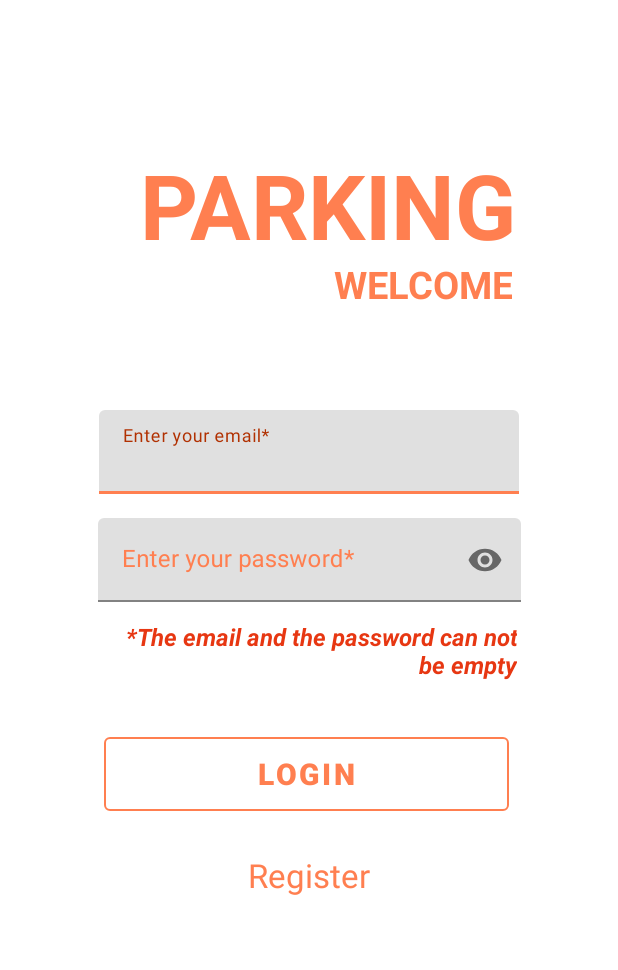
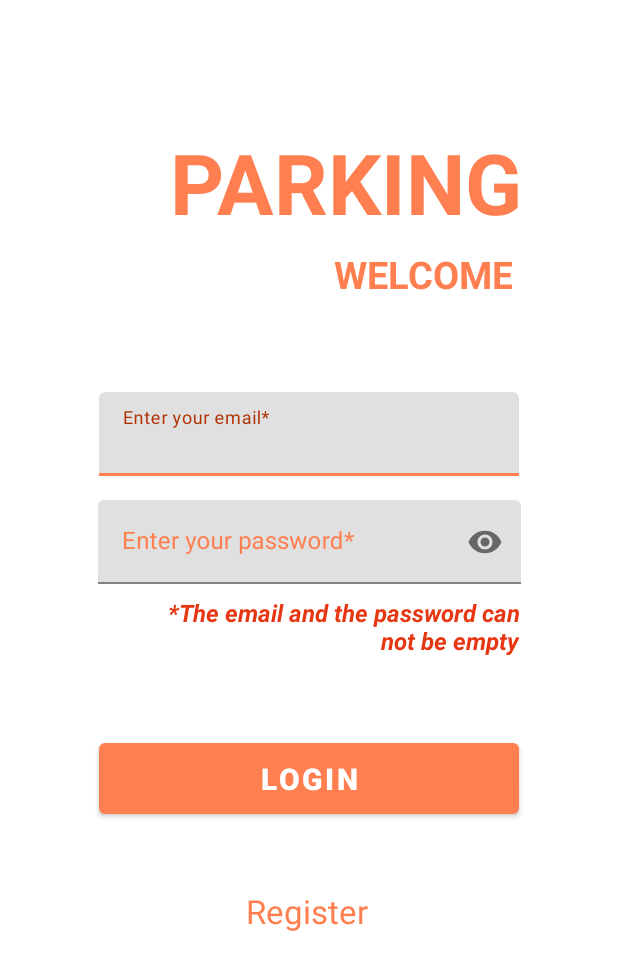
Before and after one commit to AitorSarasola/com.lksnext.ParkingASarasola, an Android app: the screen it shows after launch (LoginActivity), after a tap on "LOGIN", on a phone screen of 412 x 824 dp. Shown: the top 970 px of the screen. Run offline under Robolectric (Android 15) with nearby library versions, the phone set to English and light mode, and no system bars.

Commit message:
Errors Fixed

```diff
--- a/app/src/main/java/com/lksnext/parkingplantilla/domain/Reserva.java
+++ b/app/src/main/java/com/lksnext/parkingplantilla/domain/Reserva.java
@@ -2,7 +2,9 @@ package com.lksnext.parkingplantilla.domain;
 
 public class Reserva {
 
-    String fecha, usuario, id;
+    String fecha;
+    String usuario;
+    String id;
 
     Plaza plaza;
 
--- a/app/src/main/java/com/lksnext/parkingplantilla/viewmodel/LoginViewModel.java
+++ b/app/src/main/java/com/lksnext/parkingplantilla/viewmodel/LoginViewModel.java
@@ -18,7 +18,7 @@ public class LoginViewModel extends ViewModel {
 
     public String loginUser(String email, String password) {
         //Clase para comprobar si los datos de inicio de sesión son correctos o no
-        String e = DataRepository.getInstance().login(email, password, new Callback() {
+        return DataRepository.getInstance().login(email, password, new Callback() {
             //En caso de que el login sea correcto, que se hace
             @Override
             public void onSuccess() {
@@ -33,6 +33,5 @@ public class LoginViewModel extends ViewModel {
                 logged.setValue(Boolean.FALSE);
             }
         });
-        return e;
     }
 }
--- a/app/src/main/res/layout/activity_login.xml
+++ b/app/src/main/res/layout/activity_login.xml
@@ -9,16 +9,14 @@
 
     <Button
         android:id="@+id/loginButton"
-        style="?attr/materialButtonOutlinedStyle"
-        android:layout_width="270dp"
-        android:layout_height="61dp"
-        android:layout_marginTop="84dp"
-        android:text="Login"
+        android:layout_width="280dp"
+        android:layout_height="59dp"
+        android:layout_marginTop="100dp"
+        android:text="LOGIN"
         android:textAllCaps="true"
         android:textSize="20sp"
         android:textStyle="bold"
         app:layout_constraintEnd_toEndOf="parent"
-        app:layout_constraintHorizontal_bias="0.489"
         app:layout_constraintStart_toStartOf="parent"
         app:layout_constraintTop_toBottomOf="@+id/password"
         app:strokeColor="@color/orange" />
@@ -33,15 +31,16 @@
         android:orientation="horizontal"
         app:layout_constraintBottom_toBottomOf="parent"
         app:layout_constraintEnd_toEndOf="parent"
+        app:layout_constraintHorizontal_bias="0.489"
         app:layout_constraintStart_toStartOf="parent"
         app:layout_constraintTop_toBottomOf="@+id/loginButton"
-        app:layout_constraintVertical_bias="0.0">
+        app:layout_constraintVertical_bias="0.23">
 
         <TextView
             android:id="@+id/createAccount"
             android:layout_width="match_parent"
             android:layout_height="wrap_content"
-            android:layout_marginTop="10dp"
+            android:layout_marginTop="8dp"
             android:text="Register"
             android:textAlignment="center"
             android:textAllCaps="false"
@@ -59,14 +58,14 @@
         android:id="@+id/title"
         android:layout_width="282dp"
         android:layout_height="77dp"
-        android:layout_marginTop="96dp"
+        android:layout_marginTop="84dp"
         android:text="PARKING"
         android:textAlignment="textEnd"
         android:textColor="@color/orange"
-        android:textSize="60sp"
+        android:textSize="56sp"
         android:textStyle="bold"
         app:layout_constraintEnd_toEndOf="parent"
-        app:layout_constraintHorizontal_bias="0.476"
+        app:layout_constraintHorizontal_bias="0.5"
         app:layout_constraintStart_toStartOf="parent"
         app:layout_constraintTop_toTopOf="parent" />
 
@@ -74,7 +73,7 @@
         android:id="@+id/title3"
         android:layout_width="181dp"
         android:layout_height="43dp"
-        android:layout_marginTop="172dp"
+        android:layout_marginTop="165dp"
         android:text="Welcome"
         android:textAlignment="textEnd"
         android:textAllCaps="true"
@@ -129,11 +128,12 @@
 
     <TextView
         android:id="@+id/errorLogin"
-        android:layout_width="275dp"
+        android:layout_width="250dp"
         android:layout_height="47dp"
         android:layout_marginStart="69dp"
-        android:layout_marginTop="12dp"
+        android:layout_marginTop="80dp"
         android:layout_marginEnd="66dp"
+        android:placeholderText="The email and the password can not be empty"
         android:text="The email and the password can not be empty"
         android:textAlignment="viewEnd"
         android:textAppearance="@style/TextAppearance.AppCompat.Body1"
@@ -143,8 +143,7 @@
         android:textStyle="bold|italic"
         app:layout_constraintEnd_toEndOf="parent"
         app:layout_constraintHorizontal_bias="0.0"
-        app:layout_constraintStart_toStartOf="parent"
-        app:layout_constraintTop_toBottomOf="@+id/password" />
+        app:layout_constraintTop_toBottomOf="@id/email" />
 
 
 </androidx.constraintlayout.widget.ConstraintLayout>
```
